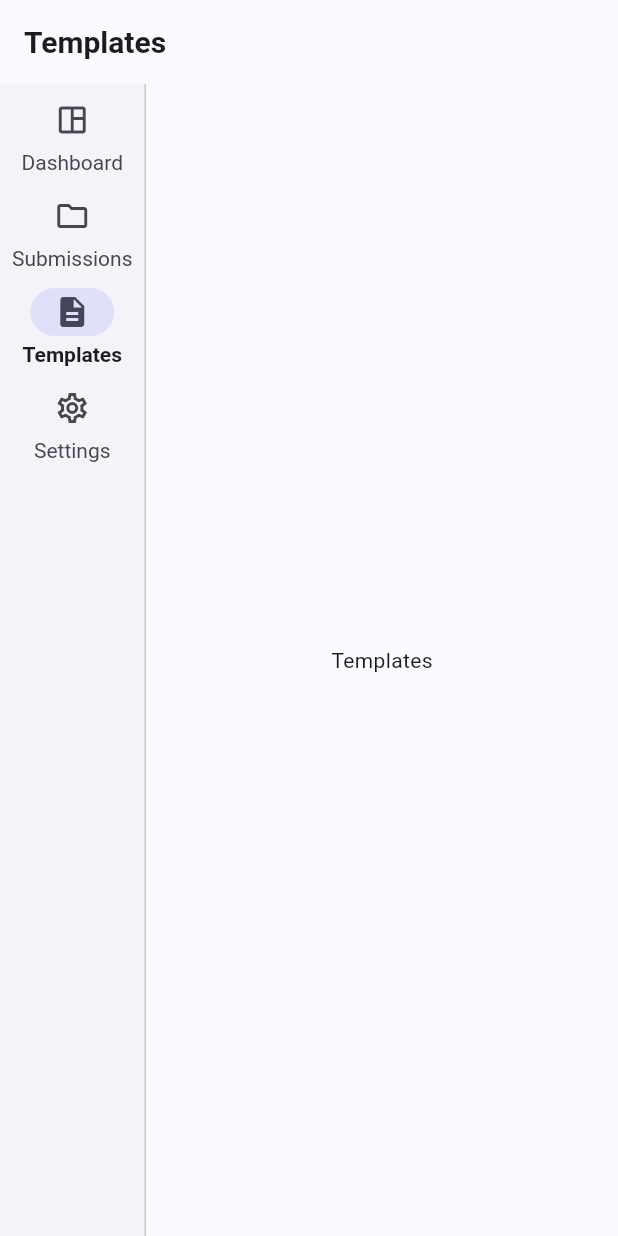
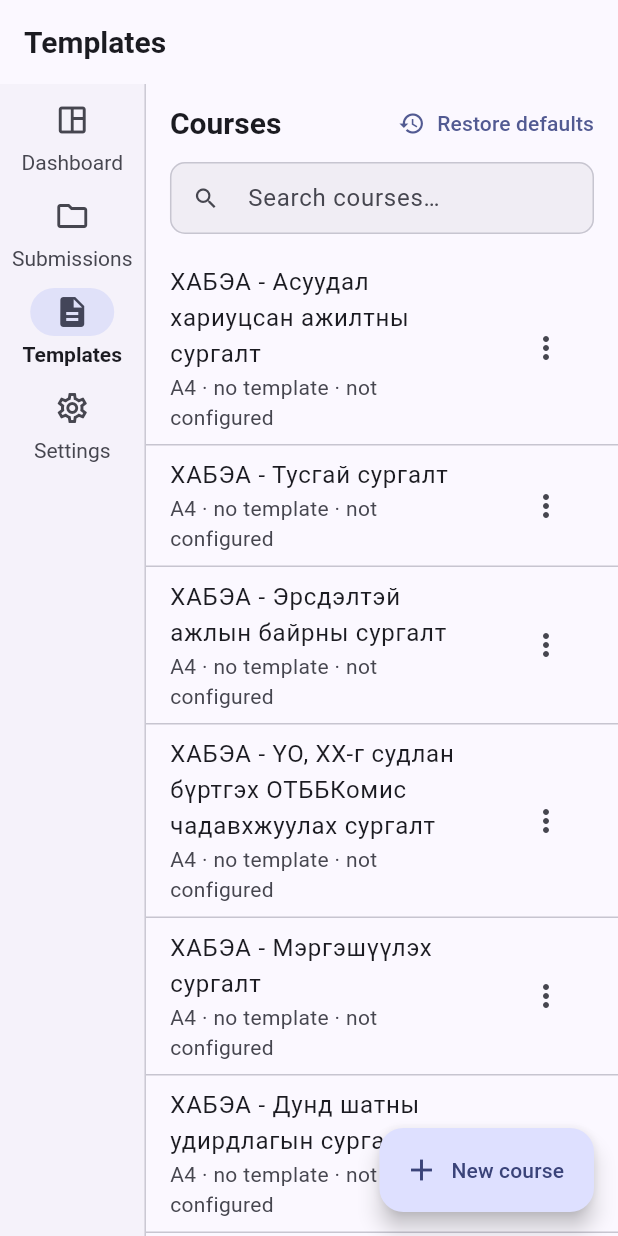
Before and after one commit to munkh-hustle/print-certificate, a Flutter app: the screen it shows after launch, after a tap on "Submissions", after a tap on "Templates", on a phone screen of 412 x 824 dp. Run offline on Flutter 3.47's test engine with Material 3 defaults, Android fonts, the phone set to English and light mode, and no system bars; our stand-ins replace drift, file_picker, flutter_riverpod, pdf, printing; accounts and stored records are empty; generated files the repository leaves out were written again.

Commit message:
feat(courses): implement Courses management UI and wire template editor
- Add `courses_list_page.dart` with search, CRUD actions (Edit/Configure/Delete), and "Restore defaults" trigger
- Add `add_edit_course_dialog.dart` for creating and updating course metadata (name, paper size)
- Update `database.dart` to expose public `reseedCoursesIfEmpty()` method for seeding existing DBs
- Replace Templates placeholder in `main.dart` shell with new `CoursesListPage`
- Remove obsolete `TemplatesPage` from `placeholder_pages.dart`
- Fix `template_preview_service.dart` imports for `file_picker` v13 API compatibility (`FilePicker.pickFiles`)
- Update `pubspec.yaml` to bump `file_picker` dependency to ^13.3.0

```diff
--- /dev/null
+++ b/lib/features/courses/courses_list_page.dart
@@ -0,0 +1,265 @@
+import 'package:flutter/material.dart';
+import 'package:flutter_riverpod/flutter_riverpod.dart';
+
+import '../../data/db/database.dart';
+import '../../providers/courses_provider.dart';
+import '../../providers/db_provider.dart';
+import '../templates/template_editor_page.dart';
+import 'add_edit_course_dialog.dart';
+
+/// Step 5 — Courses management page (replaces the Templates placeholder tab).
+///
+/// Lists every course from `coursesListProvider` (live Drift `watch()`), with
+/// a local search filter, an add/edit dialog, per-row actions (Edit /
+/// Configure template / Delete) and a "Restore defaults" action that seeds
+/// the built-in catalogue into an existing DB via
+/// `AppDatabase.reseedCoursesIfEmpty()`.
+class CoursesListPage extends ConsumerStatefulWidget {
+  const CoursesListPage({super.key});
+
+  @override
+  ConsumerState<CoursesListPage> createState() => _CoursesListPageState();
+}
+
+class _CoursesListPageState extends ConsumerState<CoursesListPage> {
+  final TextEditingController _searchController = TextEditingController();
+  String _query = '';
+
+  @override
+  void dispose() {
+    _searchController.dispose();
+    super.dispose();
+  }
+
+  void _showSnack(String message) {
+    ScaffoldMessenger.of(context)
+      ..hideCurrentSnackBar()
+      ..showSnackBar(SnackBar(content: Text(message)));
+  }
+
+  // -----------------------------------------------------------------------
+  // Actions
+  // -----------------------------------------------------------------------
+
+  Future<void> _restoreDefaults() async {
+    try {
+      final db = await ref.read(appDatabaseProvider.future);
+      await db.reseedCoursesIfEmpty();
+      if (!mounted) return;
+      _showSnack('Default courses restored.');
+    } catch (e) {
+      if (!mounted) return;
+      _showSnack('Could not restore defaults: $e');
+    }
+  }
+
+  Future<void> _configureTemplate(Course course) async {
+    // TemplateEditorPage's constructor is `const TemplateEditorPage({required this.courseId})`.
+    await Navigator.of(context).push(
+      MaterialPageRoute(builder: (_) => TemplateEditorPage(courseId: course.id)),
+    );
+  }
+
+  Future<void> _deleteCourse(Course course) async {
+    final confirmed = await showDialog<bool>(
+      context: context,
+      builder: (dialogContext) => AlertDialog(
+        title: const Text('Delete course?'),
+        content: Text(
+          'Delete "${course.name}"?\n\n'
+          'WARNING: submissions that reference this course will keep their '
+          'course id but lose the course record (they become orphans). '
+          'This cannot be undone.',
+        ),
+        actions: [
+          TextButton(
+            onPressed: () => Navigator.of(dialogContext).pop(false),
+            child: const Text('Cancel'),
+          ),
+          FilledButton(
+            style: FilledButton.styleFrom(
+              backgroundColor: Theme.of(dialogContext).colorScheme.error,
+            ),
+            onPressed: () => Navigator.of(dialogContext).pop(true),
+            child: const Text('Delete'),
+          ),
+        ],
+      ),
+    );
+    if (confirmed != true || !mounted) return;
+
+    try {
+      final db = await ref.read(appDatabaseProvider.future);
+      // DEBT(Step 2): no FK — deleting orphans submissions.courseId
+      await (db.delete(db.courses)..where((t) => t.id.equals(course.id)))
+          .go();
+      if (!mounted) return;
+      _showSnack('Deleted "${course.name}".');
+    } catch (e) {
+      if (!mounted) return;
+      _showSnack('Could not delete course: $e');
+    }
+  }
+
+  void _openDialog({Course? initial}) {
+    AddEditCourseDialog.open(context, initial: initial);
+  }
+
+  // -----------------------------------------------------------------------
+  // Build
+  // -----------------------------------------------------------------------
+
+  @override
+  Widget build(BuildContext context) {
+    final coursesAsync = ref.watch(coursesListProvider);
+    final theme = Theme.of(context);
+
+    return Scaffold(
+      appBar: AppBar(
+        title: const Text('Courses'),
+        actions: [
+          TextButton.icon(
+            onPressed: _restoreDefaults,
+            icon: const Icon(Icons.restore),
+            label: const Text('Restore defaults'),
+          ),
+        ],
+        bottom: PreferredSize(
+          preferredSize: const Size.fromHeight(56),
+          child: Padding(
+            padding: const EdgeInsets.fromLTRB(16, 0, 16, 12),
+            child: TextField(
+              controller: _searchController,
+              onChanged: (value) => setState(() => _query = value),
+              decoration: InputDecoration(
+                isDense: true,
+                hintText: 'Search courses…',
+                prefixIcon: const Icon(Icons.search),
+                filled: true,
+                fillColor: theme.colorScheme.surfaceContainerHighest
+                    .withValues(alpha: 0.5),
+                border: OutlineInputBorder(
+                  borderRadius: BorderRadius.circular(8),
+                  borderSide: BorderSide.none,
+                ),
+                suffixIcon: _query.isEmpty
+                    ? null
+                    : IconButton(
+                        icon: const Icon(Icons.clear),
+                        tooltip: 'Clear search',
+                        onPressed: () {
+                          _searchController.clear();
+                          setState(() => _query = '');
+                        },
+                      ),
+              ),
+            ),
+          ),
+        ),
+      ),
+      body: coursesAsync.when(
+        loading: () => const Center(child: CircularProgressIndicator()),
+        error: (error, _) => Center(
+          child: Column(
+            mainAxisSize: MainAxisSize.min,
+            children: [
+              Text('Failed to load courses: $error',
+                  textAlign: TextAlign.center),
+              const SizedBox(height: 12),
+              FilledButton(
+                onPressed: () => ref.invalidate(coursesListProvider),
+                child: const Text('Retry'),
+              ),
+            ],
+          ),
+        ),
+        data: (courses) {
+          if (courses.isEmpty) {
+            return Center(
+              child: Column(
+                mainAxisSize: MainAxisSize.min,
+                children: [
+                  const Text('No courses yet.'),
+                  const SizedBox(height: 12),
+                  FilledButton.icon(
+                    onPressed: _restoreDefaults,
+                    icon: const Icon(Icons.restore),
+                    label: const Text('Restore defaults'),
+                  ),
+                ],
+              ),
+            );
+          }
+
+          final filtered = _query.isEmpty
+              ? courses
+              : courses
+                  .where((c) =>
+                      c.name.contains(_query, caseSensitive: false))
+                  .toList();
+
+          if (filtered.isEmpty) {
+            return Center(
+              child: Text('No courses match "$_query".'),
+            );
+          }
+
+          return ListView.separated(
+            itemCount: filtered.length,
+            separatorBuilder: (_, __) => const Divider(height: 1),
+            itemBuilder: (context, index) {
+              final course = filtered[index];
+              return ListTile(
+                title: Text(course.name),
+                subtitle: Text(
+                  '${course.paperSize} · '
+                  '${course.templatePath != null ? 'template ✓' : 'no template'} · '
+                  '${course.templateConfigJson != null ? 'configured' : 'not configured'}',
+                ),
+                trailing: PopupMenuButton<String>(
+                  onSelected: (value) => switch (value) {
+                    'edit' => _openDialog(initial: course),
+                    'configure' => _configureTemplate(course),
+                    'delete' => _deleteCourse(course),
+                    _ => null,
+                  },
+                  itemBuilder: (context) => const [
+                    PopupMenuItem(
+                      value: 'edit',
+                      child: ListTile(
+                        leading: Icon(Icons.edit_outlined),
+                        title: Text('Edit'),
+                        contentPadding: EdgeInsets.zero,
+                      ),
+                    ),
+                    PopupMenuItem(
+                      value: 'configure',
+                      child: ListTile(
+                        leading: Icon(Icons.dashboard_customize_outlined),
+                        title: Text('Configure template'),
+                        contentPadding: EdgeInsets.zero,
+                      ),
+                    ),
+                    PopupMenuItem(
+                      value: 'delete',
+                      child: ListTile(
+                        leading: Icon(Icons.delete_outline),
+                        title: Text('Delete'),
+                        contentPadding: EdgeInsets.zero,
+                      ),
+                    ),
+                  ],
+                ),
+              );
+            },
+          );
+        },
+      ),
+      floatingActionButton: FloatingActionButton.extended(
+        onPressed: () => _openDialog(),
+        icon: const Icon(Icons.add),
+        label: const Text('New course'),
+      ),
+    );
+  }
+}
--- a/lib/features/placeholder_pages.dart
+++ b/lib/features/placeholder_pages.dart
@@ -14,14 +14,10 @@ class DashboardPage extends StatelessWidget {
   }
 }
 
-class TemplatesPage extends StatelessWidget {
-  const TemplatesPage({super.key});
-
-  @override
-  Widget build(BuildContext context) {
-    return const Center(child: Text('Templates'));
-  }
-}
+// NOTE(Step 5): TemplatesPage was the Step 1 placeholder for the Courses /
+// template tab. It has been replaced by the real `CoursesListPage`
+// (lib/features/courses/courses_list_page.dart), which is now hosted directly
+// in the shell's "Templates" rail destination — this class no longer exists.
 
 class SettingsPage extends StatelessWidget {
   const SettingsPage({super.key});
--- a/lib/features/submissions/add_submission_dialog.dart
+++ b/lib/features/submissions/add_submission_dialog.dart
@@ -14,6 +14,7 @@ import 'package:flutter_riverpod/flutter_riverpod.dart';
 import 'package:uuid/uuid.dart';
 
 import '../../data/db/database.dart';
+import '../../providers/courses_provider.dart';
 import '../../providers/db_provider.dart';
 import '../../providers/submissions_provider.dart';
 import '../../services/certificate_id_service.dart';
--- a/lib/features/templates/template_config.dart
+++ b/lib/features/templates/template_config.dart
@@ -1,4 +1,7 @@
 import 'dart:convert';
+
+// Color comes from dart:ui (which also exports Offset/Size — files that need
+// Offset/Size alongside material.dart should import painting.dart instead).
 import 'dart:ui' show Color;
 
 /// Step 5 — the JSON model for `Courses.templateConfigJson`.
--- a/lib/main.dart
+++ b/lib/main.dart
@@ -3,6 +3,7 @@ import 'package:flutter_riverpod/flutter_riverpod.dart';
 
 import 'app/router.dart';
 import 'app/theme.dart';
+import 'features/courses/courses_list_page.dart';
 import 'features/placeholder_pages.dart';
 import 'features/settings/settings_screen.dart';
 import 'features/submissions/submissions_page.dart';
@@ -64,7 +65,8 @@ class _HomeShellState extends State<HomeShell> {
       label: 'Templates',
       icon: Icons.description_outlined,
       selectedIcon: Icons.description,
-      bodyBuilder: (_) => TemplatesPage(),
+      // Step 5: real Courses management page (was the TemplatesPage placeholder).
+      bodyBuilder: (_) => const CoursesListPage(),
     ),
     RailDestination(
       label: 'Settings',
--- a/pubspec.yaml
+++ b/pubspec.yaml
@@ -9,7 +9,7 @@ environment:
 dependencies:
   drift: ^2.35.2
   drift_flutter: ^0.3.1
-  file_picker: ^10.4.0
+  file_picker: ^13.3.0
   flutter:
     sdk: flutter
   flutter_riverpod: ^3.4.3
```
Also changed, not shown: lib/data/db/database.dart (+13 -5 lines), lib/features/courses/add_edit_course_dialog.dart (added, +143 -0 lines), lib/features/templates/template_preview_service.dart (+12 -8 lines).
